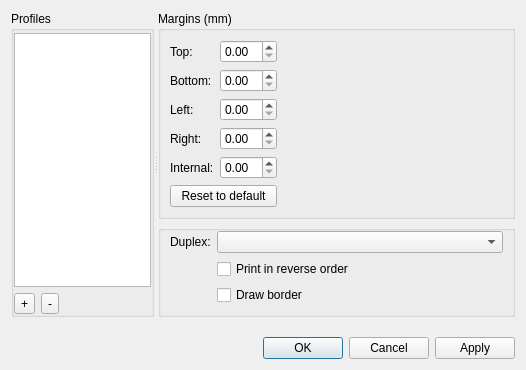
Qt form gui/printersettings/printersettings.ui (Boomaga/boomaga) before a commit.
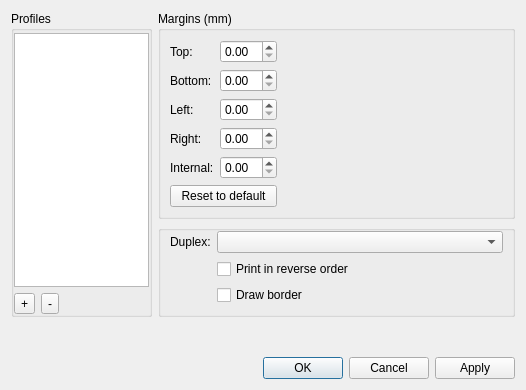
The same form after that commit.

Patch:
```diff
--- a/gui/printersettings/printersettings.ui
+++ b/gui/printersettings/printersettings.ui
@@ -7,15 +7,13 @@
     <x>0</x>
     <y>0</y>
     <width>526</width>
-    <height>370</height>
+    <height>390</height>
    </rect>
   </property>
   <layout class="QVBoxLayout" name="verticalLayout_5">
    <item>
-    <widget class="QSplitter" name="splitter">
-     <property name="orientation">
-      <enum>Qt::Horizontal</enum>
-     </property>
+    <layout class="QHBoxLayout" name="horizontalLayout_2">
+     <item>
      <widget class="QGroupBox" name="profilesGroupBox">
       <property name="sizePolicy">
        <sizepolicy hsizetype="Preferred" vsizetype="Preferred">
@@ -94,7 +92,8 @@
        </item>
       </layout>
      </widget>
-     <widget class="QWidget" name="layoutWidget">
+     </item>
+     <item>
       <layout class="QVBoxLayout" name="verticalLayout_4">
        <item>
         <widget class="QGroupBox" name="groupBox_2">
@@ -242,8 +241,8 @@
         </widget>
        </item>
       </layout>
-     </widget>
-    </widget>
+     </item>
+    </layout>
    </item>
    <item>
     <spacer name="verticalSpacer">
```
Lines whose indentation alone changed are shown as unchanged.
